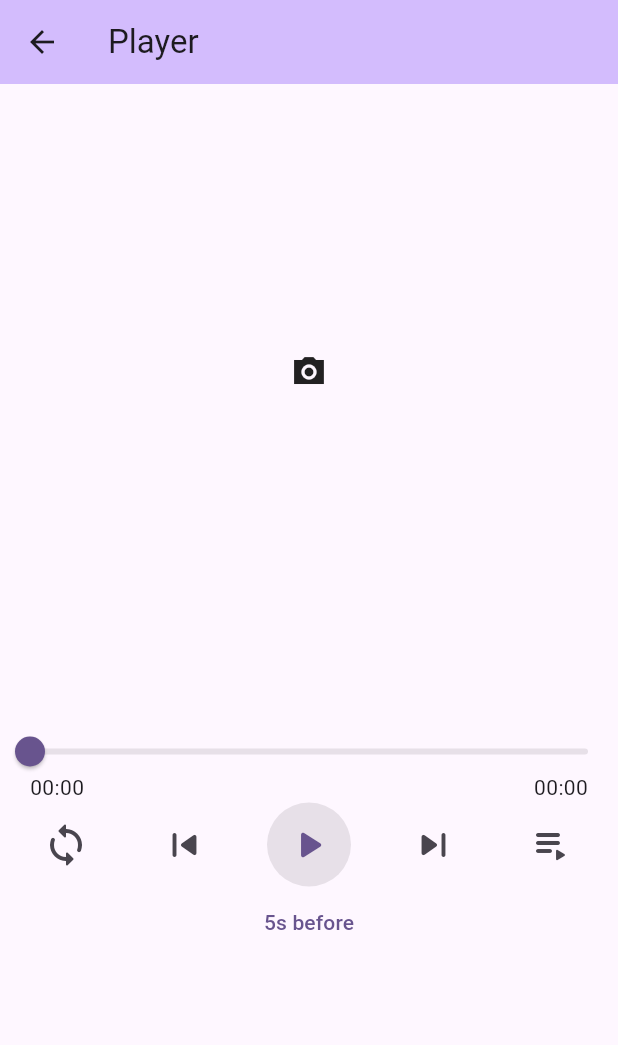
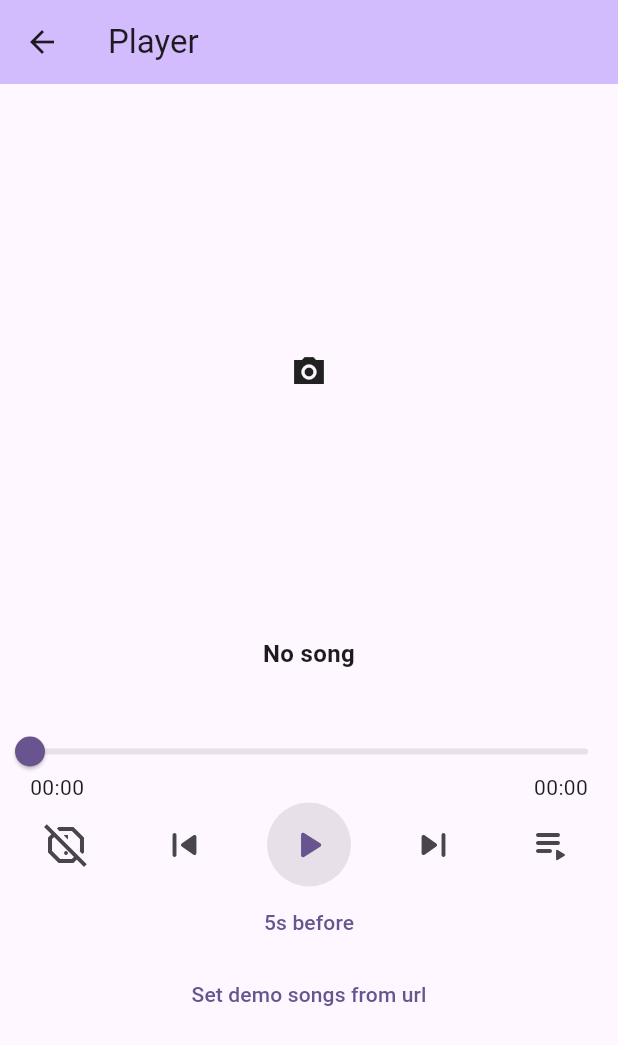
Before and after one commit to hasansujon786/lume-music-player, a Flutter app: the PlayerScreen screen opened by its route, after a tap on the "playlist play" icon, on a phone screen of 412 x 824 dp. Shown: the top 1045 px of the screen. Run offline on Flutter 3.47's test engine with Material 3 defaults, Android fonts, the phone set to English and light mode, and no system bars; our stand-ins replace equatable, flutter_bloc, just_audio, permission_handler; missing offline and left inert: on_audio_query_forked.

Commit message:
feat: Implement loopMode

```diff
--- a/lib/features/player/cubit/audio_player_cubit.dart
+++ b/lib/features/player/cubit/audio_player_cubit.dart
@@ -6,9 +6,13 @@ import 'package:on_audio_query_forked/on_audio_query.dart';
 part 'audio_player_state.dart';
 
 class AudioPlayerCubit extends Cubit<AudioPlayerState> {
-  final AudioPlayer _player = AudioPlayer();
+  final AudioPlayer _player = AudioPlayerManager().player;
 
   AudioPlayerCubit() : super(AudioPlayerState.initial()) {
+    _player.loopModeStream.listen((mode) {
+      emit(state.copyWith(loopMode: mode));
+    });
+
     _player.positionStream.listen((pos) {
       emit(state.copyWith(position: pos));
     });
@@ -18,19 +22,39 @@ class AudioPlayerCubit extends Cubit<AudioPlayerState> {
     });
 
     _player.playerStateStream.listen((playerState) {
-      // isPlaying: playerState.playing && playerState.processingState == ProcessingState.ready,
-      emit(state.copyWith(isPlaying: playerState.playing));
+      emit(state.copyWith(isPlaying: playerState.playing, playerState: playerState));
 
       if (playerState.processingState == ProcessingState.completed) {
         _player.stop();
-        _player.seek(Duration.zero);
+        _player.seek(Duration.zero, index: _player.effectiveIndices.first);
       }
     });
   }
+  void _setInitialPlaylist() async {
+    const prefix = 'https://www.soundhelix.com/examples/mp3';
+    final song1 = Uri.parse('$prefix/SoundHelix-Song-1.mp3');
+    final song2 = Uri.parse('$prefix/SoundHelix-Song-2.mp3');
+    final song3 = Uri.parse('$prefix/SoundHelix-Song-3.mp3');
+    _player.setAudioSources([
+      AudioSource.uri(song1, tag: 'Song 1'),
+      AudioSource.uri(song2, tag: 'Song 2'),
+      AudioSource.uri(song3, tag: 'Song 3'),
+    ]);
+  }
 
   Future<void> setUrlAudio(String url) async {
-    await _player.setUrl(url);
+    _player.stop();
+    _setInitialPlaylist();
+    emit(state.copyWith(removeAudio: true));
     _player.play();
+  }
+
+  Future<void> next() async {
+    await _player.seekToNext();
+  }
+
+  Future<void> prev() async {
+    await _player.seekToPrevious();
   }
 
   Future<void> setAudioFile(SongModel newAudio, {bool shouldPlay = true}) async {
@@ -47,9 +71,8 @@ class AudioPlayerCubit extends Cubit<AudioPlayerState> {
   void pause() => _player.pause();
   void play() => _player.play();
   void seek(Duration position) => _player.seek(position);
-  void toggle() {
-    state.isPlaying ? pause() : _player.play();
-  }
+  void toggle() => state.isPlaying ? pause() : _player.play();
+  void toggleRepeatMode() => _player.setLoopMode(nextLoopMode(_player.loopMode));
 
   @override
   Future<void> close() {
@@ -57,13 +80,27 @@ class AudioPlayerCubit extends Cubit<AudioPlayerState> {
     return super.close();
   }
 
+  // @override
+  // void onChange(Change<AudioPlayerState> change) {
+  //   // TODO: implement onChange
+  //   super.onChange(change);
+  //   print('xxxxxxxxxxxx audio_player_cubit xxxxxxxxxxxxxxx');
+  //   print(change.nextState.loopMode);
+  //   print('xxxxxxxxxxxx audio_player_cubit xxxxxxxxxxxxxxx');
+  // }
 }
 
-// class AudioManager {
-//   static final AudioManager _instance = AudioManager._internal();
-//   factory AudioManager() => _instance;
+class AudioPlayerManager {
+  // Static instance (singleton)
+  static final AudioPlayerManager _instance = AudioPlayerManager._internal();
+  factory AudioPlayerManager() => _instance;
+  AudioPlayerManager._internal();
 
-//   final AudioPlayer player = AudioPlayer();
+  // Public fields
+  final AudioPlayer player = AudioPlayer();
+}
 
-//   AudioManager._internal();
-// }
+LoopMode nextLoopMode(LoopMode value) {
+  final next = (value.index + 1) % LoopMode.values.length;
+  return LoopMode.values[next];
+}
--- a/lib/features/player/cubit/audio_player_state.dart
+++ b/lib/features/player/cubit/audio_player_state.dart
@@ -5,31 +5,45 @@ class AudioPlayerState extends Equatable {
   final Duration position;
   final Duration duration;
   final SongModel? audio;
+  final PlayerState playerState;
+  final LoopMode loopMode;
 
   const AudioPlayerState({
     required this.isPlaying,
     required this.position,
     required this.duration,
+    required this.playerState,
+    required this.loopMode,
     this.audio,
   });
 
-  factory AudioPlayerState.initial() =>
-      const AudioPlayerState(isPlaying: false, position: Duration.zero, duration: Duration.zero);
+  factory AudioPlayerState.initial() => AudioPlayerState(
+    isPlaying: false,
+    position: Duration.zero,
+    duration: Duration.zero,
+    playerState: PlayerState(false, ProcessingState.idle),
+    loopMode: LoopMode.off,
+  );
 
   AudioPlayerState copyWith({
     bool? isPlaying,
     Duration? position,
     Duration? duration,
+    PlayerState? playerState,
+    LoopMode? loopMode,
     SongModel? audio,
+    bool removeAudio = false,
   }) {
     return AudioPlayerState(
       isPlaying: isPlaying ?? this.isPlaying,
       position: position ?? this.position,
       duration: duration ?? this.duration,
-      audio: audio ?? this.audio,
+      playerState: playerState ?? this.playerState,
+      loopMode: loopMode ?? this.loopMode,
+      audio: removeAudio ? null : (audio ?? this.audio),
     );
   }
 
   @override
-  List<Object?> get props => [isPlaying, position, duration, audio];
+  List<Object?> get props => [isPlaying, position, duration, audio, loopMode];
 }
--- a/lib/features/player/screens/player_screen.dart
+++ b/lib/features/player/screens/player_screen.dart
@@ -1,10 +1,16 @@
 import 'package:flutter/material.dart';
+import 'package:nusic/features/player/widgets/player_slider.dart';
 
 import '../widgets/widgets.dart';
 
-class PlayerScreen extends StatelessWidget {
+class PlayerScreen extends StatefulWidget {
   const PlayerScreen({super.key});
 
+  @override
+  State<PlayerScreen> createState() => _PlayerScreenState();
+}
+
+class _PlayerScreenState extends State<PlayerScreen> {
   @override
   Widget build(BuildContext context) {
     return Scaffold(
@@ -16,11 +22,7 @@ class PlayerScreen extends StatelessWidget {
         child: Padding(
           padding: const EdgeInsets.symmetric(horizontal: 20),
           child: Column(
-            children: [
-              PlayerArtWork(),
-              AudioTitle(),
-              PlayerMainControlls(),
-            ],
+            children: [PlayerArtWork(), AudioTitle(), PlayerSlider(), PlayerMainControlls()],
           ),
         ),
       ),
--- a/lib/features/player/widgets/audio_title.dart
+++ b/lib/features/player/widgets/audio_title.dart
@@ -3,8 +3,33 @@ import 'package:flutter_bloc/flutter_bloc.dart';
 import 'package:nusic/features/player/cubit/audio_player_cubit.dart';
 import 'package:on_audio_query_forked/on_audio_query.dart';
 
-class AudioTitle extends StatelessWidget {
+class AudioTitle extends StatefulWidget {
   const AudioTitle({super.key});
+
+  @override
+  State<AudioTitle> createState() => _AudioTitleState();
+}
+
+class _AudioTitleState extends State<AudioTitle> {
+  final _audioPlayer = AudioPlayerManager().player;
+
+  var titleTag = 'No song';
+
+  void _listenForChangesInSequenceState() {
+    _audioPlayer.sequenceStateStream.listen((sequenceState) {
+      if (sequenceState.currentSource?.tag != null) {
+        setState(() {
+          titleTag = sequenceState.currentSource?.tag;
+        });
+      }
+    });
+  }
+
+  @override
+  void initState() {
+    super.initState();
+    _listenForChangesInSequenceState();
+  }
 
   @override
   Widget build(BuildContext context) {
@@ -15,7 +40,7 @@ class AudioTitle extends StatelessWidget {
           children: [
             SizedBox(height: 16),
             Text(
-              audio?.title ?? '',
+              audio?.title ?? titleTag,
               textAlign: TextAlign.center,
               style: TextStyle(fontSize: 16, fontWeight: FontWeight.w700, height: 1.4),
             ),
--- a/lib/features/player/widgets/player_main_controlls.dart
+++ b/lib/features/player/widgets/player_main_controlls.dart
@@ -1,72 +1,32 @@
 import 'package:flutter/material.dart';
 import 'package:flutter_bloc/flutter_bloc.dart';
-import 'package:nusic/features/player/cubit/audio_player_cubit.dart';
+import 'package:just_audio/just_audio.dart';
 
-String formatDuration(Duration d) {
-  final min = d.inMinutes.remainder(60);
-  final sec = d.inSeconds.remainder(60);
-  return "${min.toString().padLeft(2, "0")}:${sec.toString().padLeft(2, "0")}";
-}
+import '../cubit/audio_player_cubit.dart';
 
-class PlayerMainControlls extends StatefulWidget {
+class PlayerMainControlls extends StatelessWidget {
   const PlayerMainControlls({super.key});
 
-  @override
-  State<PlayerMainControlls> createState() => _PlayerMainControllsState();
-}
-
-class _PlayerMainControllsState extends State<PlayerMainControlls> {
-  var usingSlider = false;
-
-  var sliderValue = Duration.zero;
   @override
   Widget build(BuildContext context) {
     return BlocBuilder<AudioPlayerCubit, AudioPlayerState>(
       builder: (context, state) {
         return Column(
           children: <Widget>[
-            Slider(
-              padding: EdgeInsetsGeometry.symmetric(vertical: 4),
-              min: 0.0,
-              max: state.duration.inSeconds.toDouble(),
-              value: usingSlider
-                  ? sliderValue.inSeconds.toDouble()
-                  : state.position.inSeconds.toDouble(),
-              onChanged: (value) {
-                setState(() => sliderValue = Duration(seconds: value.toInt()));
-              },
-              onChangeStart: (value) {
-                usingSlider = true;
-              },
-              onChangeEnd: (value) {
-                context.read<AudioPlayerCubit>().seek(Duration(seconds: value.toInt()));
-                usingSlider = false;
-                sliderValue = Duration.zero;
-              },
-            ),
-            Row(
-              mainAxisAlignment: MainAxisAlignment.spaceBetween,
-              children: [
-                Text(formatDuration(state.position)),
-                SizedBox(width: 12),
-                Text(formatDuration(state.duration)),
-              ],
-            ),
             Row(
               mainAxisAlignment: MainAxisAlignment.spaceBetween,
               children: [
                 IconButton(
                   iconSize: 32,
                   isSelected: false,
-                  icon: Icon(Icons.loop_rounded),
-                  onPressed: () {},
+                  icon: buildLoopIcon(state.loopMode),
+                  onPressed: () => context.read<AudioPlayerCubit>().toggleRepeatMode(),
                 ),
                 IconButton(
                   iconSize: 32,
                   isSelected: false,
                   icon: Icon(Icons.skip_previous_rounded),
-                  onPressed: () =>
-                      context.read<AudioPlayerCubit>().seek(state.position - Duration(seconds: 5)),
+                  onPressed: () => context.read<AudioPlayerCubit>().prev(),
                 ),
                 IconButton.filled(
                   iconSize: 32,
@@ -80,14 +40,15 @@ class _PlayerMainControllsState extends State<PlayerMainControlls> {
                   iconSize: 32,
                   isSelected: false,
                   icon: Icon(Icons.skip_next_rounded),
-                  onPressed: () =>
-                      context.read<AudioPlayerCubit>().seek(state.position + Duration(seconds: 5)),
+                  onPressed: () => context.read<AudioPlayerCubit>().next(),
                 ),
                 IconButton(
                   iconSize: 32,
                   isSelected: false,
                   icon: Icon(Icons.playlist_play_rounded),
-                  onPressed: () {},
+                  onPressed: () {
+                    context.read<AudioPlayerCubit>().next();
+                  },
                 ),
               ],
             ),
@@ -97,9 +58,24 @@ class _PlayerMainControllsState extends State<PlayerMainControlls> {
                   context.read<AudioPlayerCubit>().seek(state.duration - Duration(seconds: 5)),
               child: Text('5s before'),
             ),
+            TextButton(
+              onPressed: () => context.read<AudioPlayerCubit>().setUrlAudio('asdf'),
+              child: Text('Set demo songs from url'),
+            ),
           ],
         );
       },
     );
   }
+
+  Widget buildLoopIcon(LoopMode mode) {
+    switch (mode) {
+      case LoopMode.off:
+        return Icon(Icons.report_off_outlined);
+      case LoopMode.one:
+        return Icon(Icons.repeat_one_rounded);
+      default:
+        return Icon(Icons.repeat_rounded);
+    }
+  }
 }
--- /dev/null
+++ b/lib/features/player/widgets/player_slider.dart
@@ -0,0 +1,62 @@
+import 'package:flutter/material.dart';
+import 'package:flutter_bloc/flutter_bloc.dart';
+
+import '../cubit/audio_player_cubit.dart';
+
+String formatDuration(Duration d) {
+  final min = d.inMinutes.remainder(60);
+  final sec = d.inSeconds.remainder(60);
+  return "${min.toString().padLeft(2, "0")}:${sec.toString().padLeft(2, "0")}";
+}
+
+class PlayerSlider extends StatefulWidget {
+  const PlayerSlider({super.key});
+
+  @override
+  State<PlayerSlider> createState() => _PlayerSliderState();
+}
+
+class _PlayerSliderState extends State<PlayerSlider> {
+  var usingSlider = false;
+  var sliderValue = Duration.zero;
+
+  @override
+  Widget build(BuildContext context) {
+    return BlocBuilder<AudioPlayerCubit, AudioPlayerState>(
+      builder: (context, state) {
+        return Column(
+          children: <Widget>[
+            Slider(
+              padding: EdgeInsetsGeometry.symmetric(vertical: 4),
+              min: 0.0,
+              max: state.duration.inSeconds.toDouble(),
+              value: usingSlider
+                  ? sliderValue.inSeconds.toDouble()
+                  : state.position.inSeconds.toDouble(),
+              onChanged: (value) {
+                setState(() => sliderValue = Duration(seconds: value.toInt()));
+              },
+              onChangeStart: (value) {
+                usingSlider = true;
+              },
+              onChangeEnd: (value) {
+                context.read<AudioPlayerCubit>().seek(Duration(seconds: value.toInt()));
+                usingSlider = false;
+                sliderValue = Duration.zero;
+              },
+            ),
+            Row(
+              mainAxisAlignment: MainAxisAlignment.spaceBetween,
+              children: [
+                Text(formatDuration(state.position)),
+                SizedBox(width: 12),
+                Text(formatDuration(state.duration)),
+              ],
+            ),
+            // SizedBox(height: 100),
+          ],
+        );
+      },
+    );
+  }
+}
```
